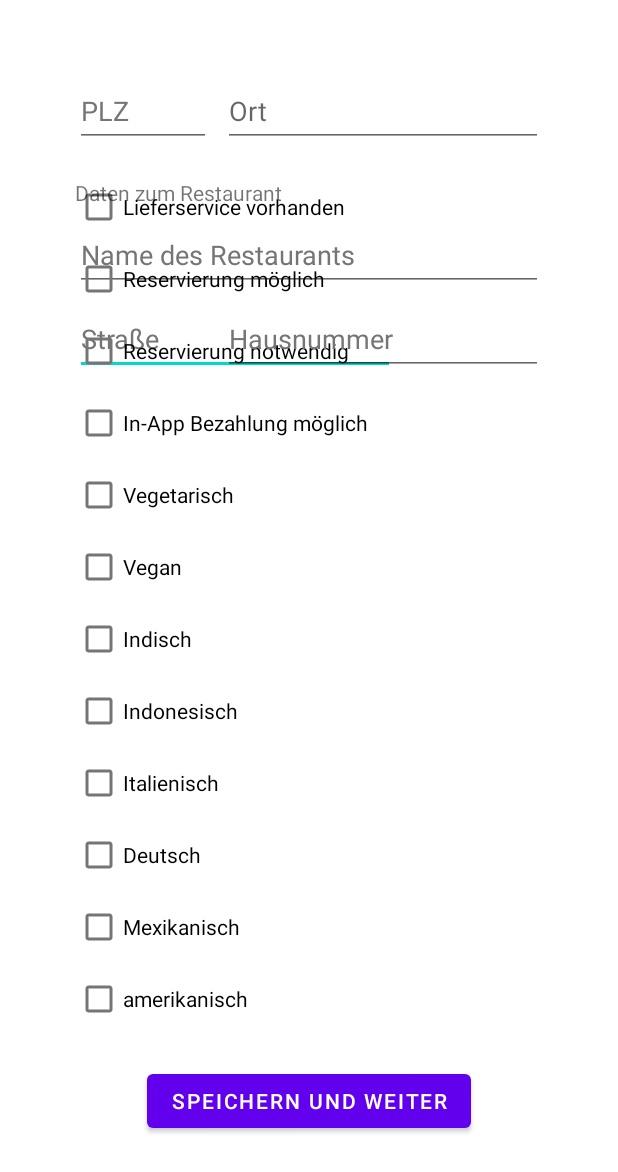
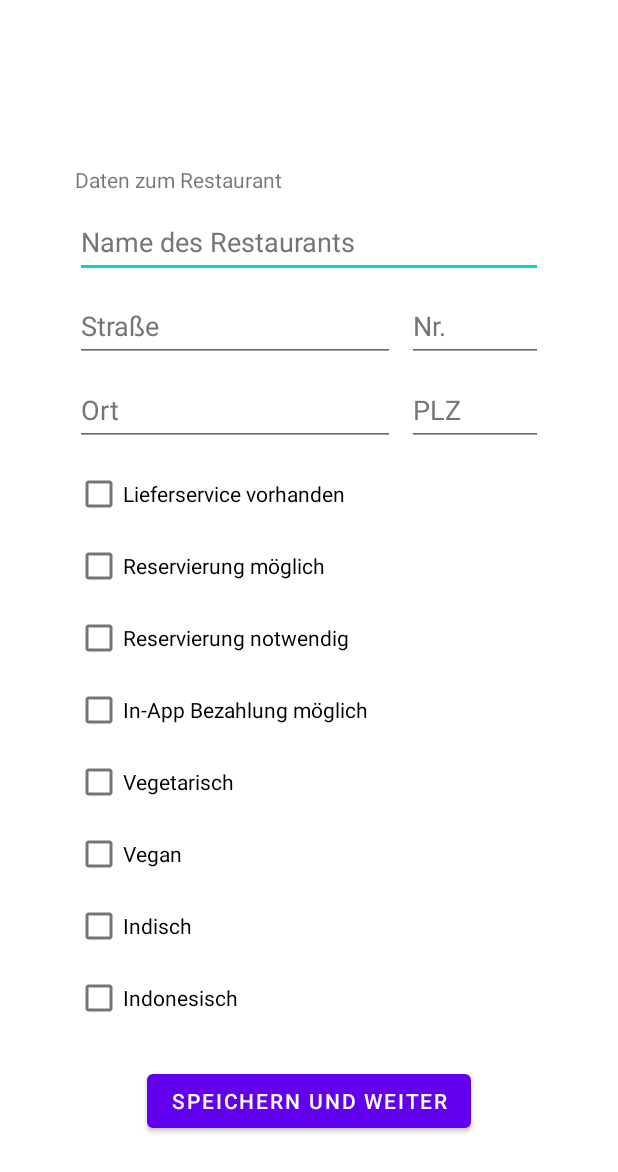
Before and after one commit to jessy2t/tasty, an Android app: the RestaurantRegistration1Activity screen opened directly, with no data from a screen before it, on a phone screen of 412 x 824 dp. Shown: the top 1172 px of the screen. Run offline under Robolectric (Android 15) with nearby library versions, the phone set to English and light mode, and no system bars.

Commit message:
RestaurantOverviewRegistration

```diff
--- a/app/src/main/java/com/acme/tasty/RestaurantRegistration1Activity.java
+++ b/app/src/main/java/com/acme/tasty/RestaurantRegistration1Activity.java
@@ -5,7 +5,6 @@ import android.os.Bundle;
 import android.view.View;
 import android.widget.CheckBox;
 import android.widget.EditText;
-import android.widget.TextView;
 
 import androidx.appcompat.app.AppCompatActivity;
 
@@ -14,15 +13,14 @@ import com.acme.tasty.databaseHelpers.CategoriesDBHelper;
 import com.acme.tasty.databaseHelpers.CityDBHelper;
 import com.acme.tasty.databaseHelpers.RestaurantAttributesDBHelper;
 import com.acme.tasty.databaseHelpers.RestaurantDBHelper;
-import com.acme.tasty.databaseHelpers.RestaurantOwnerDBHelper;
 
 public class RestaurantRegistration1Activity extends AppCompatActivity {
 
     protected EditText nameRestaurant;
-    protected EditText straße;
+    protected EditText strasse;
     protected EditText ort;
     protected CheckBox checkBoxLieferServiceVorhanden;
-    protected CheckBox checkBoxReservierungMöglich;
+    protected CheckBox checkBoxReservierungMoeglich;
     protected CheckBox checkBoxReservierungNotwendig;
     protected CheckBox checkBoxInAppBezahlung;
     protected CheckBox checkBoxVegetarisch;
@@ -43,14 +41,14 @@ public class RestaurantRegistration1Activity extends AppCompatActivity {
     @Override
     protected void onCreate(Bundle savedInstanceState) {
         super.onCreate(savedInstanceState);
-        setContentView(R.layout.activity_restaurant_registration1);
+        setContentView(R.layout.activity_restaurant_registration_1);
     }
     public void navigateToRestaurantRegistration2(View view){
         nameRestaurant = findViewById(R.id.nameRestaurant);
-        straße = findViewById(R.id.straße);
-        ort = findViewById(R.id.ort);
+        strasse = findViewById(R.id.straßeRestaurant);
+        ort = findViewById(R.id.plzRestaurant);
         checkBoxLieferServiceVorhanden = findViewById(R.id.checkBoxLieferServiceVorhanden);
-        checkBoxReservierungMöglich = findViewById(R.id.checkBoxReservierungMöglich);
+        checkBoxReservierungMoeglich = findViewById(R.id.checkBoxReservierungMöglich);
         checkBoxReservierungNotwendig = findViewById(R.id.checkBoxReservierungNotwendig);
         checkBoxInAppBezahlung = findViewById(R.id.checkBoxInAppBezahlung);
         checkBoxVegetarisch = findViewById(R.id.checkBoxVegetarisch);
@@ -62,19 +60,20 @@ public class RestaurantRegistration1Activity extends AppCompatActivity {
         checkBoxMexikanisch = findViewById(R.id.checkBoxMexikanisch);
         checkBoxAmerikanisch = findViewById(R.id.checkBoxAmerikanisch);
         checkBoxChinesisch = findViewById(R.id.checkBoxChinesisch);
-
+ /*
         AddressDB = new AddressDBHelper(this);
         CityDB = new CityDBHelper(this);
         RestaurantDB = new RestaurantDBHelper(this);
-        //Ort und Straße sind zurzeit nur ein Feld deshalb müssen Sie mit leerzeichen getrennt eingegeben werden
-        //76133 Karlsruhe
-        //Hauptstraße 1
+
+        Ort und Straße sind zurzeit nur ein Feld deshalb müssen Sie mit leerzeichen getrennt eingegeben werden
+        76133 Karlsruhe
+        Hauptstraße 1
 
         String zip = ort.getText().toString().split(" ")[0];
         String city = ort.getText().toString().split(" ")[1];
 
-        String name = straße.getText().toString().split(" ")[0];
-        Integer number = Integer.valueOf(straße.getText().toString().split(" ")[1]);
+        String name = strasse.getText().toString().split(" ")[0];
+        Integer number = Integer.valueOf(strasse.getText().toString().split(" ")[1]);
 
         CityDB.insertData(zip, city);
 
@@ -94,7 +93,7 @@ public class RestaurantRegistration1Activity extends AppCompatActivity {
 
         Integer attributesId = restaurantAttributesDBHelper.getId(
                 checkBoxLieferServiceVorhanden.isChecked(),
-                checkBoxReservierungMöglich.isChecked(),
+                checkBoxReservierungMoeglich.isChecked(),
                 checkBoxReservierungNotwendig.isChecked(),
                 checkBoxInAppBezahlung.isChecked(),
                 checkBoxVegetarisch.isChecked(),
@@ -103,6 +102,8 @@ public class RestaurantRegistration1Activity extends AppCompatActivity {
         );
 
         RestaurantDB.insertData(nameRestaurant.getText().toString(),attributesId,addressId);
+        */
+
         Intent intent = new Intent(this, RestaurantRegistration2Acitivity.class);
         startActivity(intent);
         finish();
--- a/app/src/main/res/layout/activity_restaurant_registration1.xml
+++ b/app/src/main/res/layout/activity_restaurant_registration_1.xml
@@ -10,8 +10,33 @@
     android:paddingBottom="@dimen/activity_vertical_margin"
     tools:context=".RestaurantRegistration1Activity">
 
+    <TextView
+        android:id="@+id/datenRestaurant"
+        android:layout_width="wrap_content"
+        android:layout_height="wrap_content"
+        android:layout_marginTop="60dp"
+        android:text="@string/daten_zum_restaurant"
+        app:layout_constraintStart_toStartOf="@+id/nameRestaurant"
+        app:layout_constraintTop_toTopOf="parent" />
+
     <EditText
-        android:id="@+id/straße"
+        android:id="@+id/nameRestaurant"
+        android:layout_width="0dp"
+        android:layout_height="wrap_content"
+        android:layout_marginTop="8dp"
+        android:autofillHints=""
+        android:ems="10"
+        android:hint="@string/name_des_restaurants"
+        android:inputType="textPersonName"
+        android:minHeight="48dp"
+        android:textColorHint="#757575"
+        app:layout_constraintEnd_toEndOf="parent"
+        app:layout_constraintHorizontal_bias="1.0"
+        app:layout_constraintStart_toStartOf="parent"
+        app:layout_constraintTop_toBottomOf="@+id/datenRestaurant" />
+
+    <EditText
+        android:id="@+id/straßeRestaurant"
         android:layout_width="0dp"
         android:layout_height="wrap_content"
         android:layout_marginTop="8dp"
@@ -25,32 +50,52 @@
         app:layout_constraintTop_toBottomOf="@+id/nameRestaurant" />
 
     <EditText
-        android:id="@+id/nameRestaurant"
+        android:id="@+id/hausnummerRestaurant"
         android:layout_width="0dp"
         android:layout_height="wrap_content"
-        android:layout_marginTop="96dp"
+        android:layout_marginStart="8dp"
+        android:layout_marginTop="8dp"
         android:autofillHints=""
         android:ems="10"
-        android:hint="@string/name_des_restaurants"
-        android:inputType="textPersonName"
+        android:hint="@string/hausnummer"
+        android:inputType="number"
         android:minHeight="48dp"
         android:textColorHint="#757575"
         app:layout_constraintEnd_toEndOf="parent"
-        app:layout_constraintHorizontal_bias="1.0"
-        app:layout_constraintStart_toStartOf="parent"
-        app:layout_constraintTop_toTopOf="parent" />
+        app:layout_constraintHorizontal_bias="0.0"
+        app:layout_constraintStart_toEndOf="@+id/straßeRestaurant"
+        app:layout_constraintTop_toBottomOf="@+id/nameRestaurant" />
 
     <EditText
-        android:id="@+id/ort"
+        android:id="@+id/ortRestaurant"
         android:layout_width="0dp"
         android:layout_height="wrap_content"
+        android:layout_marginTop="8dp"
         android:autofillHints=""
         android:ems="10"
         android:hint="@string/ort"
         android:inputType="textPersonName"
         android:minHeight="48dp"
+        android:textColorHint="#757575"
+        app:layout_constraintStart_toStartOf="parent"
+        app:layout_constraintTop_toBottomOf="@+id/straßeRestaurant" />
+
+    <EditText
+        android:id="@+id/plzRestaurant"
+        android:layout_width="0dp"
+        android:layout_height="wrap_content"
+        android:layout_marginStart="8dp"
+        android:layout_marginTop="8dp"
+        android:autofillHints=""
+        android:ems="10"
+        android:hint="@string/plz"
+        android:inputType="number"
+        android:minHeight="48dp"
+        android:textColorHint="#757575"
         app:layout_constraintEnd_toEndOf="parent"
-        app:layout_constraintTop_toTopOf="@+id/editTextNumber4" />
+        app:layout_constraintHorizontal_bias="0.0"
+        app:layout_constraintStart_toEndOf="@+id/ortRestaurant"
+        app:layout_constraintTop_toBottomOf="@+id/hausnummerRestaurant" />
 
     <androidx.core.widget.NestedScrollView
         android:id="@+id/ScrollView"
@@ -62,13 +107,13 @@
         app:layout_constraintBottom_toTopOf="@+id/speichern"
         app:layout_constraintEnd_toEndOf="parent"
         app:layout_constraintStart_toStartOf="parent"
-        app:layout_constraintTop_toBottomOf="@+id/ort">
+        app:layout_constraintTop_toBottomOf="@+id/ortRestaurant">
 
         <LinearLayout
             android:layout_width="match_parent"
             android:layout_height="wrap_content"
-            android:layout_marginTop="8dp"
-            android:layout_marginBottom="8dp"
+            android:layout_marginTop="0dp"
+            android:layout_marginBottom="0dp"
             android:orientation="vertical">
 
             <CheckBox
@@ -170,55 +215,11 @@
         android:layout_width="wrap_content"
         android:layout_height="wrap_content"
         android:layout_marginBottom="16dp"
-        android:onClick="navigateToRestaurantRegistration2"
         android:text="@string/speichern_und_weiter"
         app:layout_constraintBottom_toBottomOf="parent"
         app:layout_constraintEnd_toEndOf="parent"
-        app:layout_constraintStart_toStartOf="parent" />
+        app:layout_constraintStart_toStartOf="parent"
+        android:onClick="navigateToRestaurantRegistration2"/>
 
 
-    <TextView
-        android:id="@+id/textView3"
-        android:layout_width="wrap_content"
-        android:layout_height="wrap_content"
-        android:layout_marginBottom="8dp"
-        android:text="@string/daten_zum_restaurant"
-        app:layout_constraintBottom_toTopOf="@+id/nameRestaurant"
-        app:layout_constraintStart_toStartOf="@+id/nameRestaurant" />
-
-    <EditText
-        android:id="@+id/editTextNumber4"
-        android:layout_width="0dp"
-        android:layout_height="wrap_content"
-        android:layout_marginTop="8dp"
-        android:layout_marginEnd="8dp"
-        android:layout_marginBottom="11dp"
-        android:autofillHints=""
-        android:ems="10"
-        android:hint="@string/plz"
-        android:inputType="number"
-        android:minHeight="48dp"
-        android:textColorHint="#757575"
-        app:layout_constraintBottom_toTopOf="@+id/ScrollView"
-        app:layout_constraintEnd_toStartOf="@+id/ort"
-        app:layout_constraintStart_toStartOf="parent"
-        app:layout_constraintTop_toBottomOf="@+id/telefonnummerInhaber" />
-
-    <EditText
-        android:id="@+id/editTextNumber6"
-        android:layout_width="0dp"
-        android:layout_height="wrap_content"
-        android:layout_marginStart="8dp"
-        android:layout_marginTop="8dp"
-        android:autofillHints=""
-        android:ems="10"
-        android:hint="@string/hausnummer"
-        android:inputType="number"
-        android:minHeight="48dp"
-        android:textColorHint="#757575"
-        app:layout_constraintEnd_toEndOf="parent"
-        app:layout_constraintHorizontal_bias="0.0"
-        app:layout_constraintStart_toEndOf="@+id/telefonnummerInhaber"
-        app:layout_constraintTop_toBottomOf="@+id/nameRestaurant" />
-
 </androidx.constraintlayout.widget.ConstraintLayout>
--- a/app/src/main/res/layout/activity_swipe_beschraenkungen.xml
+++ b/app/src/main/res/layout/activity_swipe_beschraenkungen.xml
@@ -17,7 +17,7 @@
         app:layout_constraintTop_toTopOf="parent">
 
         <TextView
-            android:id="@+id/textView3"
+            android:id="@+id/datenRestaurant"
             android:layout_width="wrap_content"
             android:layout_height="wrap_content"
             android:text="Gibt es was besonderes zu beachten?"
--- a/app/src/main/res/values/strings.xml
+++ b/app/src/main/res/values/strings.xml
@@ -60,7 +60,7 @@
     <string name="startseite">Startseite</string>
     <string name="name_des_restaurants">Name des Restaurants</string>
     <string name="stra_e">Straße</string>
-    <string name="hausnummer">Hausnummer</string>
+    <string name="hausnummer">Nr.</string>
     <string name="ort">Ort</string>
     <string name="plz">PLZ</string>
     <string name="daten_zum_restaurant">Daten zum Restaurant</string>
@@ -130,4 +130,10 @@
     <string name="lowest_price">minimum</string>
     <string name="highest_price">maximum</string>
     <string name="between">to</string>
+    <string name="location_icon">location_icon</string>
+    <string name="restaurant_logo">restaurant_logo</string>
+    <string name="walk_icon">walk_icon</string>
+    <string name="bike_icon">bike_icon</string>
+    <string name="map">map</string>
+    <string name="car_icon">car_icon</string>
 </resources>
```
Also changed, not shown: app/src/main/AndroidManifest.xml (+8 -8 lines), app/src/main/java/com/acme/tasty/RestaurantOverviewRegistration.java (added, +14 -0 lines), app/src/main/java/com/acme/tasty/RestaurantRegistration2Acitivity.java (+7 -6 lines), app/src/main/res/layout/activity_restaurant_registration_2.xml (renamed from app/src/main/res/layout/activity_restaurant_registration2.xml, +7 -7 lines), app/src/main/res/layout/activity_restaurant_registration_overview.xml (added, +230 -0 lines), gradle/wrapper/gradle-wrapper.properties.
